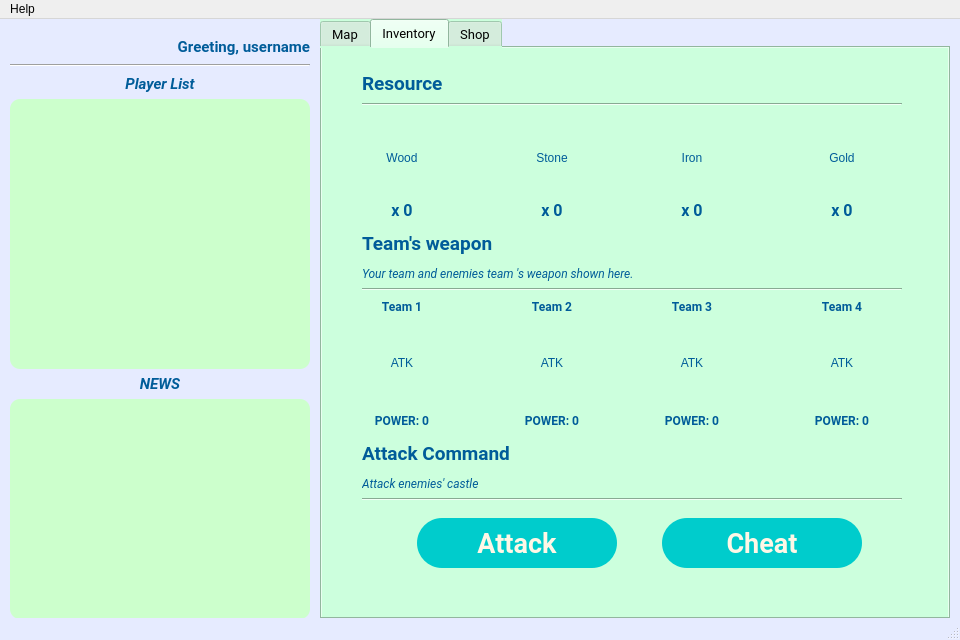
Qt form client/Client_UI/stagegame.ui (tinhphantrong0612/networkprogramming) before a commit.
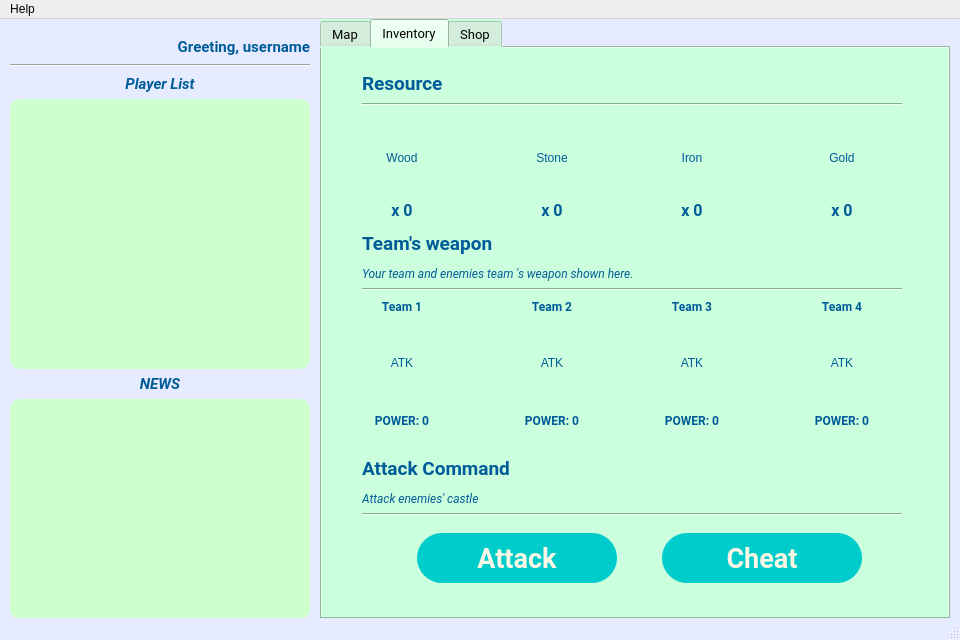
The same form after that commit. The open tabs and pages were chosen to show the change.

What changed in the file:
```diff
--- a/client/Client_UI/stagegame.ui
+++ b/client/Client_UI/stagegame.ui
@@ -1222,7 +1222,7 @@
       <property name="geometry">
        <rect>
         <x>95</x>
-        <y>470</y>
+        <y>485</y>
         <width>200</width>
         <height>50</height>
        </rect>
@@ -1250,7 +1250,7 @@
       <property name="geometry">
        <rect>
         <x>40</x>
-        <y>390</y>
+        <y>405</y>
         <width>301</width>
         <height>30</height>
        </rect>
@@ -1271,7 +1271,7 @@
       <property name="geometry">
        <rect>
         <x>40</x>
-        <y>420</y>
+        <y>435</y>
         <width>450</width>
         <height>30</height>
        </rect>
@@ -1291,7 +1291,7 @@
       <property name="geometry">
        <rect>
         <x>40</x>
-        <y>450</y>
+        <y>465</y>
         <width>540</width>
         <height>3</height>
        </rect>
@@ -1304,7 +1304,7 @@
       <property name="geometry">
        <rect>
         <x>340</x>
-        <y>470</y>
+        <y>485</y>
         <width>200</width>
         <height>50</height>
        </rect>
```
Left out of the diff: 2 changed lines with no effect on the pictures.
